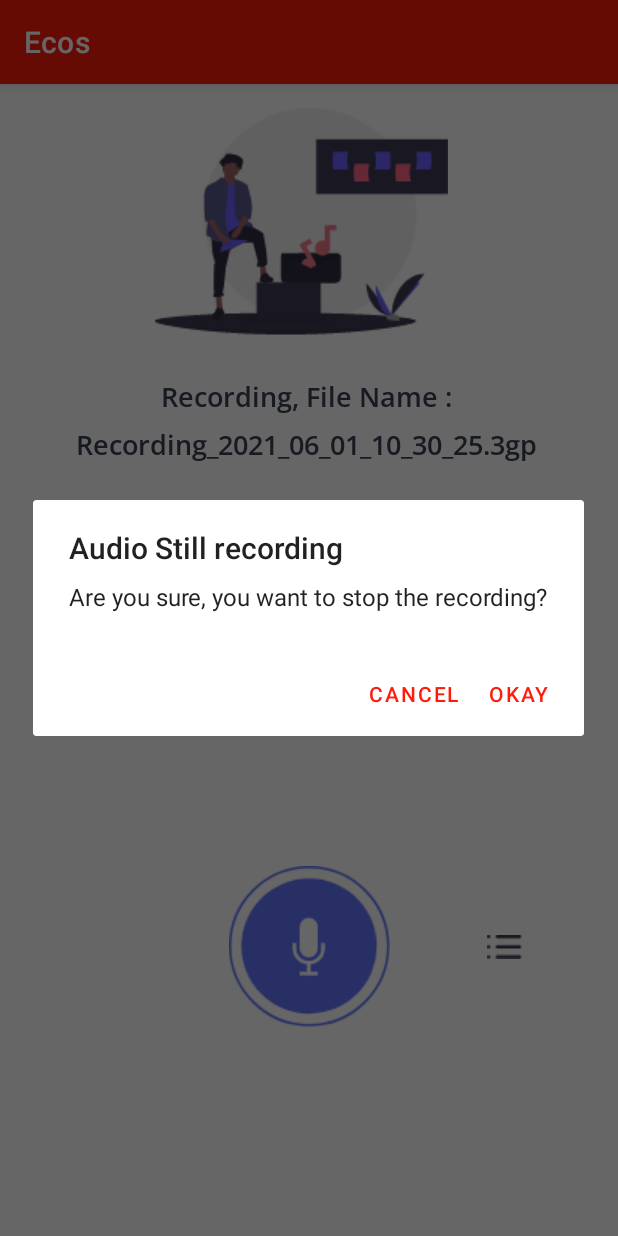
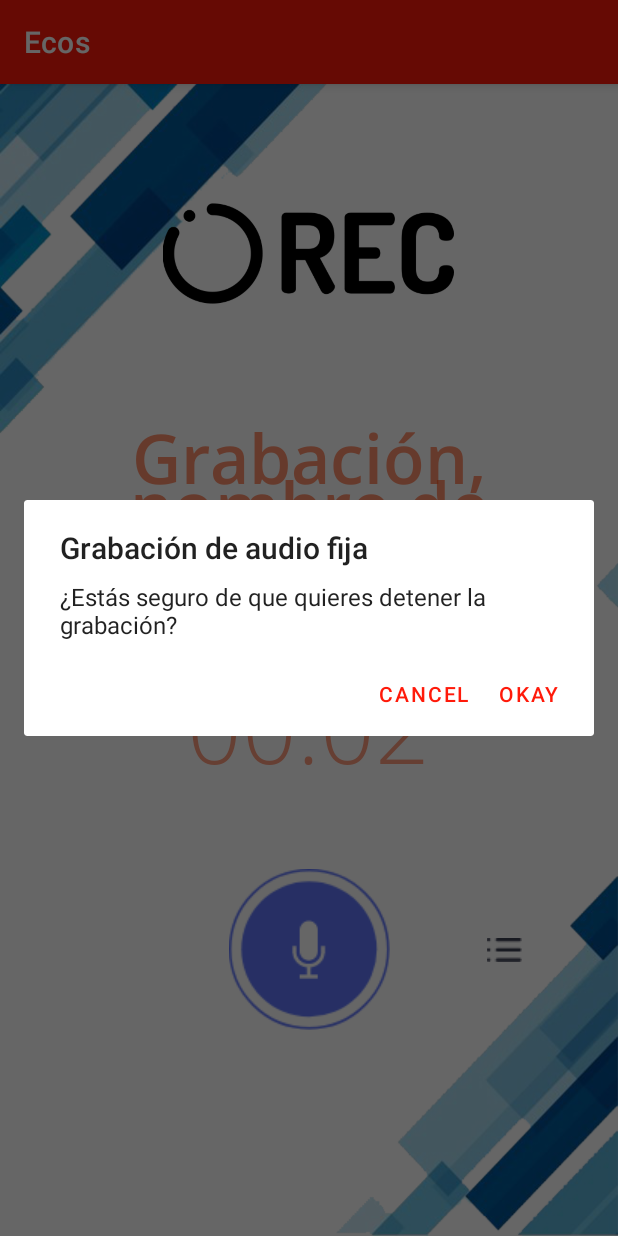
Before and after one commit to Dan137s/Ecos, an Android app: the RecordFragment screen opened directly, with no data from a screen before it, after a tap on an icon or button, on a phone screen of 412 x 824 dp. Run offline under Robolectric (Android 15) with nearby library versions, the phone set to English and light mode, and no system bars; 1 other tap on this screen came first.

Commit message:
V.1.36 Grabadora

```diff
--- a/app/src/main/java/com/claseipst51android2021cl/grupo4/AudioListFragment.java
+++ b/app/src/main/java/com/claseipst51android2021cl/grupo4/AudioListFragment.java
@@ -42,7 +42,7 @@ public class AudioListFragment extends Fragment implements AudioListAdapter.onIt
 
     private File fileToPlay = null;
 
-    //UI Elements
+    //Elementos de la interfaz de usuario
     private ImageButton playBtn;
     private TextView playerHeader;
     private TextView playerFilename;
@@ -52,7 +52,7 @@ public class AudioListFragment extends Fragment implements AudioListAdapter.onIt
     private Runnable updateSeekbar;
 
     public AudioListFragment() {
-        // Required empty public constructor
+        //Constructor público vacío requerido
     }
 
     @Override
--- a/app/src/main/java/com/claseipst51android2021cl/grupo4/RecordFragment.java
+++ b/app/src/main/java/com/claseipst51android2021cl/grupo4/RecordFragment.java
@@ -53,14 +53,14 @@ public class RecordFragment extends Fragment implements View.OnClickListener {
     private Chronometer timer;
 
     public RecordFragment() {
-        // Required empty public constructor
+        //Constructor público vacío requerido
     }
 
 
     @Override
     public View onCreateView(LayoutInflater inflater, ViewGroup container,
                              Bundle savedInstanceState) {
-        // Inflate the layout for this fragment
+        //Inflar el diseño de este fragmento
         return inflater.inflate(R.layout.fragment_record, container, false);
     }
 
@@ -68,15 +68,15 @@ public class RecordFragment extends Fragment implements View.OnClickListener {
     public void onViewCreated(@NonNull View view, @Nullable Bundle savedInstanceState) {
         super.onViewCreated(view, savedInstanceState);
 
-        //Intitialize Variables
+        //Inicializar variables
         navController = Navigation.findNavController(view);
         listBtn = view.findViewById(R.id.record_list_btn);
         recordBtn = view.findViewById(R.id.record_btn);
         timer = view.findViewById(R.id.record_timer);
         filenameText = view.findViewById(R.id.record_filename);
 
-        /* Setting up on click listener
-           - Class must implement 'View.OnClickListener' and override 'onClick' method
+        /* Configuración de escucha de clics
+            - La clase debe implementar 'View.OnClickListener' y anular el método 'onClick'
          */
         listBtn.setOnClickListener(this);
         recordBtn.setOnClickListener(this);
@@ -86,13 +86,13 @@ public class RecordFragment extends Fragment implements View.OnClickListener {
 
     @Override
     public void onClick(View v) {
-        /*  Check, which button is pressed and do the task accordingly
+        /*  Verifique qué botón está presionado y realice la tarea en consecuencia
          */
         switch (v.getId()) {
             case R.id.record_list_btn:
                 /*
-                Navigation Controller
-                Part of Android Jetpack, used for navigation between both fragments
+                  Controlador de navegación
+                  Parte de Android Jetpack, que se utiliza para la navegación entre ambos fragmentos.
                  */
                 if(isRecording){
                     AlertDialog.Builder alertDialog = new AlertDialog.Builder(getContext());
@@ -104,8 +104,8 @@ public class RecordFragment extends Fragment implements View.OnClickListener {
                         }
                     });
                     alertDialog.setNegativeButton("CANCEL", null);
-                    alertDialog.setTitle("Audio Still recording");
-                    alertDialog.setMessage("Are you sure, you want to stop the recording?");
+                    alertDialog.setTitle("Grabación de audio fija");
+                    alertDialog.setMessage("¿Estás seguro de que quieres detener la grabación?");
                     alertDialog.create().show();
                 } else {
                     navController.navigate(R.id.action_recordFragment_to_audioListFragment);
@@ -114,19 +114,19 @@ public class RecordFragment extends Fragment implements View.OnClickListener {
 
             case R.id.record_btn:
                 if(isRecording) {
-                    //Stop Recording
+                    //Para de grabar
                     stopRecording();
 
-                    // Change button image and set Recording state to false
+                    //Cambiar la imagen del botón y establecer el estado de grabación en falso
                     recordBtn.setImageDrawable(getResources().getDrawable(R.drawable.record_btn_stopped, null));
                     isRecording = false;
                 } else {
-                    //Check permission to record audio
+                    //Verifica el permiso para grabar audio
                     if(checkPermissions()) {
-                        //Start Recording
+                        //Iniciar la grabación
                         startRecording();
 
-                        // Change button image and set Recording state to false
+                        //Cambiar la imagen del botón y establecer el estado de grabación en falso
                         recordBtn.setImageDrawable(getResources().getDrawable(R.drawable.record_btn_recording, null));
                         isRecording = true;
                     }
@@ -136,36 +136,36 @@ public class RecordFragment extends Fragment implements View.OnClickListener {
     }
 
     private void stopRecording() {
-        //Stop Timer, very obvious
+        //Temporizador de parada, muy obvio xD
         timer.stop();
 
-        //Change text on page to file saved
-        filenameText.setText("Recording Stopped, File Saved : " + recordFile);
+        //Cambiar el texto de la página al archivo guardado
+        filenameText.setText("Grabación detenida, archivo guardado : " + recordFile);
 
-        //Stop media recorder and set it to null for further use to record new audio
+        //Detenga la grabadora de medios y configúrela en nulo para su uso posterior para grabar audio nuevo
         mediaRecorder.stop();
         mediaRecorder.release();
         mediaRecorder = null;
     }
 
     private void startRecording() {
-        //Start timer from 0
+        //Iniciar temporizador desde 0
         timer.setBase(SystemClock.elapsedRealtime());
         timer.start();
 
-        //Get app external directory path
+        //Obtener la ruta del directorio externo de la aplicación
         String recordPath = getActivity().getExternalFilesDir("/").getAbsolutePath();
 
-        //Get current date and time
+        //Obtener la fecha y hora actual
         SimpleDateFormat formatter = new SimpleDateFormat("yyyy_MM_dd_hh_mm_ss", Locale.CANADA);
         Date now = new Date();
 
-        //initialize filename variable with date and time at the end to ensure the new file wont overwrite previous file
+        //Inicializar la variable de nombre de archivo con la fecha y la hora al final para asegurarse de que el nuevo archivo no sobrescriba el archivo anterior
         recordFile = "Recording_" + formatter.format(now) + ".3gp";
 
-        filenameText.setText("Recording, File Name : " + recordFile);
+        filenameText.setText("Grabación, nombre de archivo : " + recordFile);
 
-        //Setup Media Recorder for recording
+        //Configurar Media Recorder para grabar
         mediaRecorder = new MediaRecorder();
         mediaRecorder.setAudioSource(MediaRecorder.AudioSource.MIC);
         mediaRecorder.setOutputFormat(MediaRecorder.OutputFormat.THREE_GPP);
@@ -178,17 +178,17 @@ public class RecordFragment extends Fragment implements View.OnClickListener {
             e.printStackTrace();
         }
 
-        //Start Recording
+        //Iniciar la grabación
         mediaRecorder.start();
     }
 
     private boolean checkPermissions() {
-        //Check permission
+        //Verificar permiso
         if (ActivityCompat.checkSelfPermission(getContext(), recordPermission) == PackageManager.PERMISSION_GRANTED) {
-            //Permission Granted
+            //Permiso concedido
             return true;
         } else {
-            //Permission not granted, ask for permission
+            //Permiso no otorgado, pedir permiso
             ActivityCompat.requestPermissions(getActivity(), new String[]{recordPermission}, PERMISSION_CODE);
             return false;
         }
--- a/app/src/main/res/layout/fragment_record.xml
+++ b/app/src/main/res/layout/fragment_record.xml
@@ -1,73 +1,91 @@
 <?xml version="1.0" encoding="utf-8"?>
 <androidx.constraintlayout.widget.ConstraintLayout xmlns:android="http://schemas.android.com/apk/res/android"
+    xmlns:app="http://schemas.android.com/apk/res-auto"
     xmlns:tools="http://schemas.android.com/tools"
     android:layout_width="match_parent"
     android:layout_height="match_parent"
-    xmlns:app="http://schemas.android.com/apk/res-auto"
+    android:background="@drawable/bggrabadora"
     tools:context=".RecordFragment">
+
 
     <ImageView
         android:id="@+id/record_header_image"
-        android:layout_width="wrap_content"
-        android:layout_height="wrap_content"
+        android:layout_width="288dp"
+        android:layout_height="194dp"
         android:layout_marginTop="16dp"
-        android:src="@drawable/home_illustration"
+        android:src="@drawable/rec"
         app:layout_constraintEnd_toEndOf="parent"
-        app:layout_constraintHorizontal_bias="0.476"
+        app:layout_constraintHorizontal_bias="0.496"
         app:layout_constraintStart_toStartOf="parent"
         app:layout_constraintTop_toTopOf="parent" />
 
     <TextView
         android:id="@+id/record_filename"
-        android:layout_width="344dp"
-        android:layout_height="77dp"
+        android:layout_width="347dp"
+        android:layout_height="92dp"
         android:layout_marginStart="32dp"
-        android:layout_marginTop="28dp"
+        android:layout_marginTop="8dp"
         android:layout_marginEnd="32dp"
         android:fontFamily="@font/open_sans_semibold"
+        android:gravity="center"
         android:lineHeight="32dp"
-        android:text="Press the mic button \n to start recording"
+        android:text="Grabadora"
         android:textAlignment="center"
-        android:textColor="@color/colorDarkBlue"
-        android:textSize="18sp"
+        android:textColor="#A6FF5722"
+        android:textSize="45sp"
         app:layout_constraintEnd_toEndOf="parent"
-        app:layout_constraintHorizontal_bias="0.0"
+        app:layout_constraintHorizontal_bias="0.571"
         app:layout_constraintStart_toStartOf="parent"
         app:layout_constraintTop_toBottomOf="@id/record_header_image" />
 
+    <TextView
+        android:layout_width="303dp"
+        android:layout_height="47dp"
+        android:gravity="center"
+        android:text="Para comenzar a grabar presione el boton"
+        android:textAlignment="center"
+        android:textColor="#5C3D4054"
+        android:textStyle="bold"
+        app:layout_constraintEnd_toEndOf="parent"
+        app:layout_constraintStart_toStartOf="parent"
+        app:layout_constraintTop_toBottomOf="@+id/record_filename" />
+
     <Chronometer
         android:id="@+id/record_timer"
-        android:layout_width="wrap_content"
-        android:layout_height="wrap_content"
-        android:layout_marginTop="20dp"
+        android:layout_width="222dp"
+        android:layout_height="117dp"
+        android:layout_marginTop="60dp"
         android:fontFamily="@font/open_sans_light"
-        android:textColor="@color/colorDarkBlue"
+        android:gravity="center"
+        android:textColor="#94FF5722"
         android:textSize="64sp"
         app:layout_constraintEnd_toEndOf="parent"
+        app:layout_constraintHorizontal_bias="0.497"
         app:layout_constraintStart_toStartOf="parent"
         app:layout_constraintTop_toBottomOf="@id/record_filename" />
 
     <ImageButton
         android:id="@+id/record_btn"
+        android:layout_width="wrap_content"
+        android:layout_height="wrap_content"
         android:background="@android:color/white"
+        android:src="@drawable/record_btn_stopped"
+        app:layout_constraintBottom_toBottomOf="parent"
+        app:layout_constraintEnd_toEndOf="parent"
+        app:layout_constraintStart_toStartOf="parent"
         app:layout_constraintTop_toBottomOf="@id/record_timer"
-        app:layout_constraintStart_toStartOf="parent"
-        app:layout_constraintEnd_toEndOf="parent"
-        app:layout_constraintBottom_toBottomOf="parent"
-        android:src="@drawable/record_btn_stopped"
-        android:layout_width="wrap_content"
-        android:layout_height="wrap_content" />
+        app:layout_constraintVertical_bias="0.208" />
 
     <ImageButton
         android:id="@+id/record_list_btn"
+        android:layout_width="wrap_content"
+        android:layout_height="wrap_content"
         android:background="@android:color/white"
-        app:layout_constraintTop_toTopOf="@id/record_btn"
-        app:layout_constraintBottom_toBottomOf="@id/record_btn"
-        app:layout_constraintStart_toEndOf="@id/record_btn"
-        app:layout_constraintEnd_toEndOf="parent"
         android:padding="16dp"
         android:src="@drawable/recorder_list_btn"
-        android:layout_width="wrap_content"
-        android:layout_height="wrap_content" />
+        app:layout_constraintBottom_toBottomOf="@id/record_btn"
+        app:layout_constraintEnd_toEndOf="parent"
+        app:layout_constraintStart_toEndOf="@id/record_btn"
+        app:layout_constraintTop_toTopOf="@id/record_btn" />
 
 </androidx.constraintlayout.widget.ConstraintLayout>
--- a/app/src/main/res/layout/txt_titulo.xml
+++ b/app/src/main/res/layout/txt_titulo.xml
@@ -7,7 +7,7 @@
     android:orientation="vertical">
 
     <TextView
-        android:text="Ecos version 1.34 Maqueta"
+        android:text="Ecos version 1.36 Maqueta"
         android:textSize="20sp"
         android:textStyle="bold"
         android:textColor="#ffff"
```
Also changed, not shown: app/src/main/res/drawable/bggraba.png (added), app/src/main/res/drawable/bggrabadora.png (added), app/src/main/res/drawable/bggrabda.png (added), app/src/main/res/drawable/estagraba.png (added).
